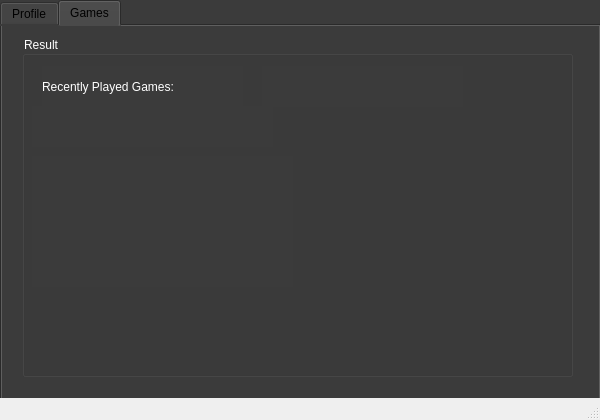
Qt form ResWindow.ui (jamosik/Steam_profile_searcher) before a commit.
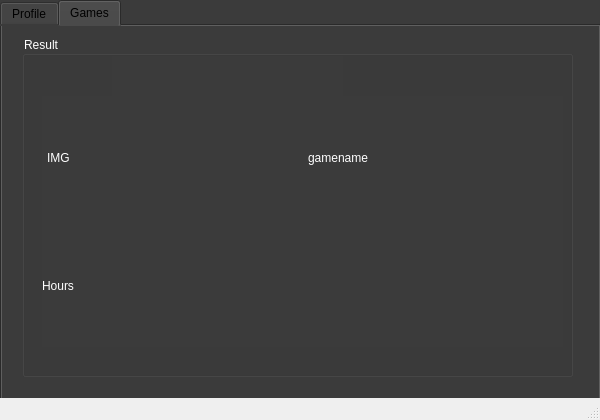
The same form after that commit.

Commit message: Expanded game tab

The edit to the form file:
```diff
--- a/ResWindow.ui
+++ b/ResWindow.ui
@@ -255,28 +255,12 @@
       <property name="title">
        <string>Result</string>
       </property>
-      <widget class="QLabel" name="GameHeadlineLabel">
-       <property name="geometry">
-        <rect>
-         <x>20</x>
-         <y>30</y>
-         <width>201</width>
-         <height>41</height>
-        </rect>
-       </property>
-       <property name="styleSheet">
-        <string notr="true">font: 12pt &quot;Montserrat&quot;; color: rgb(255, 255, 255);</string>
-       </property>
-       <property name="text">
-        <string>Recently Played Games:</string>
-       </property>
-      </widget>
       <widget class="QLabel" name="ProfilePrivateMess">
        <property name="geometry">
         <rect>
-         <x>240</x>
-         <y>30</y>
-         <width>201</width>
+         <x>90</x>
+         <y>20</y>
+         <width>231</width>
          <height>41</height>
         </rect>
        </property>
@@ -287,37 +271,57 @@
         <string/>
        </property>
       </widget>
-      <widget class="QLabel" name="GameTitle1">
+      <widget class="QWidget" name="verticalLayoutWidget">
        <property name="geometry">
         <rect>
-         <x>10</x>
-         <y>70</y>
-         <width>241</width>
-         <height>41</height>
+         <x>20</x>
+         <y>60</y>
+         <width>521</width>
+         <height>251</height>
         </rect>
        </property>
-       <property name="styleSheet">
-        <string notr="true">font: 12pt &quot;Montserrat&quot;; color: rgb(255, 255, 255);</string>
-       </property>
-       <property name="text">
-        <string/>
-       </property>
-      </widget>
-      <widget class="QLabel" name="GameImage1">
-       <property name="geometry">
-        <rect>
-         <x>10</x>
-         <y>120</y>
-         <width>261</width>
-         <height>131</height>
-        </rect>
-       </property>
-       <property name="styleSheet">
-        <string notr="true">font: 12pt &quot;Montserrat&quot;;</string>
-       </property>
-       <property name="text">
-        <string/>
-       </property>
+       <layout class="QVBoxLayout" name="verticalLayout">
+        <item>
+         <layout class="QHBoxLayout" name="horizontalLayout_2">
+          <property name="sizeConstraint">
+           <enum>QLayout::SetDefaultConstraint</enum>
+          </property>
+          <property name="leftMargin">
+           <number>5</number>
+          </property>
+          <item>
+           <widget class="QLabel" name="GameImage1">
+            <property name="styleSheet">
+             <string notr="true">font: 12pt &quot;Montserrat&quot;;</string>
+            </property>
+            <property name="text">
+             <string>IMG</string>
+            </property>
+           </widget>
+          </item>
+          <item>
+           <widget class="QLabel" name="GameTitle1">
+            <property name="styleSheet">
+             <string notr="true">font: 20pt &quot;Montserrat&quot;; color: rgb(255, 255, 255);</string>
+            </property>
+            <property name="text">
+             <string>gamename</string>
+            </property>
+           </widget>
+          </item>
+         </layout>
+        </item>
+        <item>
+         <widget class="QLabel" name="GameHours1">
+          <property name="styleSheet">
+           <string notr="true">font: 12pt &quot;Montserrat&quot;; color: rgb(255, 255, 255);</string>
+          </property>
+          <property name="text">
+           <string>Hours</string>
+          </property>
+         </widget>
+        </item>
+       </layout>
       </widget>
      </widget>
     </widget>
```
Left out of the diff: 4 changed lines with no effect on the pictures. The commit also changes 1 other file.
